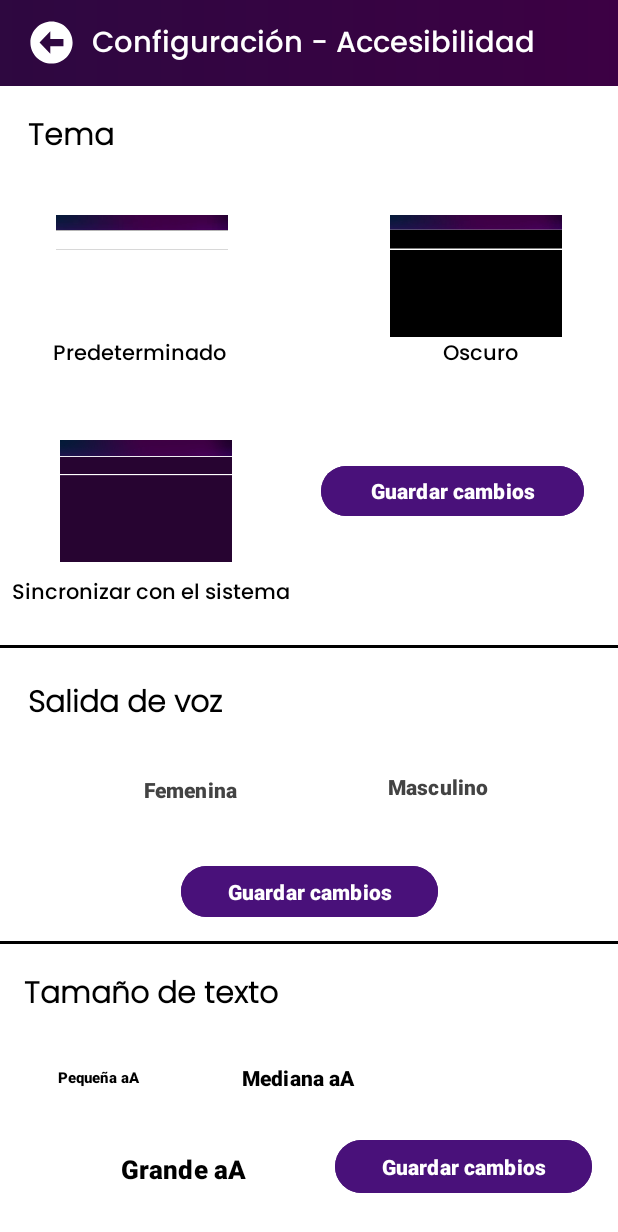
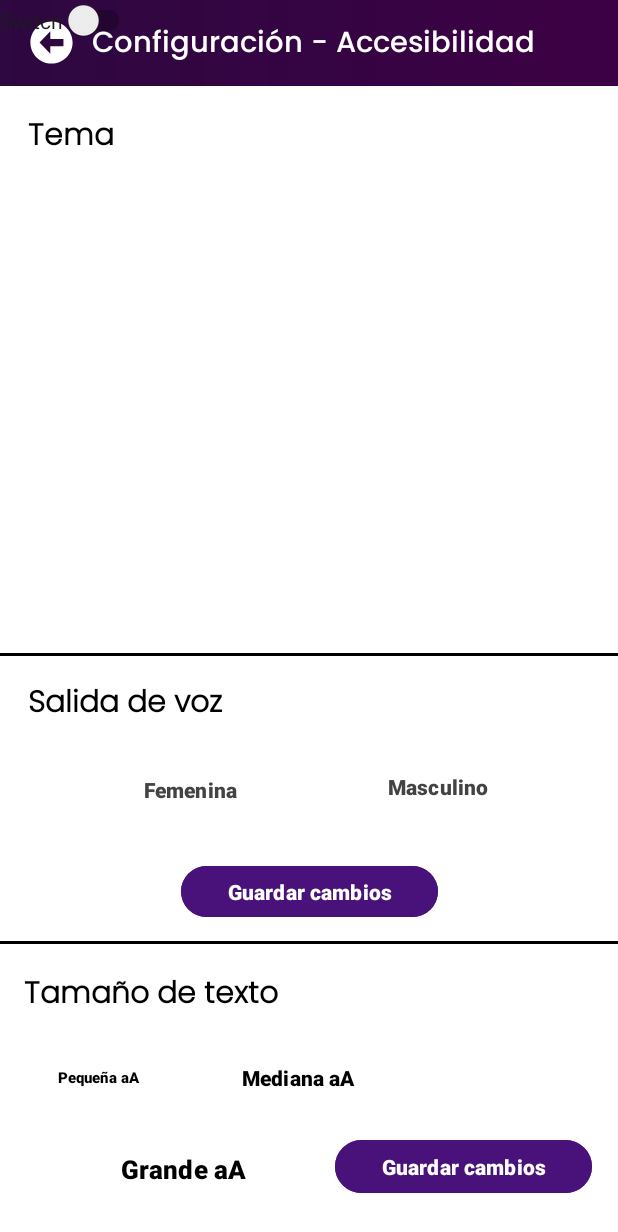
Before and after one commit to Crisaww/Android, an Android app: the configuracion_accesibilidad screen opened directly, with no data from a screen before it, on a phone screen of 412 x 824 dp. Shown: the top 1232 px of the screen. Run offline under Robolectric (Android 15) with nearby library versions, the phone set to English and light mode, and no system bars.

Commit message:
Se actualiza

```diff
--- a/EjerciciosAndroid/mockupTaller/mockupTaller/app/src/main/res/layout/configuracion_accesibilidad.xml
+++ b/EjerciciosAndroid/mockupTaller/mockupTaller/app/src/main/res/layout/configuracion_accesibilidad.xml
@@ -69,114 +69,16 @@
         app:layout_constraintTop_toTopOf="parent"
         app:layout_constraintVertical_bias="0.095" />
 
-    <Button
-        android:id="@+id/btnGuardar_cambios_tema"
-        android:layout_width="175dp"
-        android:layout_height="41dp"
-        android:backgroundTint="@color/morado2"
-        android:text="Guardar cambios"
-        android:textColor="#FFFFFF"
-        android:textStyle="bold"
-        app:layout_constraintBottom_toBottomOf="parent"
-        app:layout_constraintEnd_toEndOf="parent"
-        app:layout_constraintHorizontal_bias="0.904"
-        app:layout_constraintStart_toStartOf="parent"
-        app:layout_constraintTop_toTopOf="parent"
-        app:layout_constraintVertical_bias="0.392" />
-
-    <ImageView
-        android:id="@+id/imageSincronizar"
-        android:layout_width="157dp"
-        android:layout_height="81dp"
-        app:layout_constraintBottom_toTopOf="@+id/textSincronizar"
-        app:layout_constraintEnd_toEndOf="parent"
-        app:layout_constraintHorizontal_bias="0.074"
-        app:layout_constraintStart_toStartOf="parent"
-        app:layout_constraintTop_toTopOf="parent"
-        app:layout_constraintVertical_bias="0.969"
-        app:srcCompat="@drawable/sincronizar_sistema" />
-
-    <TextView
-        android:id="@+id/textSincronizar"
-        android:layout_width="wrap_content"
-        android:layout_height="wrap_content"
-        android:layout_marginStart="8dp"
-        android:fontFamily="@font/fuente_poppins_medium"
-        android:text="Sincronizar con el sistema"
-        android:textColor="#000000"
-        android:textSize="14sp"
-        app:layout_constraintBottom_toBottomOf="parent"
-        app:layout_constraintEnd_toEndOf="parent"
-        app:layout_constraintHorizontal_bias="0.0"
-        app:layout_constraintStart_toStartOf="parent"
-        app:layout_constraintTop_toTopOf="parent"
-        app:layout_constraintVertical_bias="0.48" />
-
-    <ImageView
-        android:id="@+id/imagePredeterminado"
-        android:layout_width="157dp"
-        android:layout_height="81dp"
-        app:layout_constraintBottom_toTopOf="@+id/textPredeterminado"
-        app:layout_constraintEnd_toEndOf="parent"
-        app:layout_constraintHorizontal_bias="0.062"
-        app:layout_constraintStart_toStartOf="parent"
-        app:layout_constraintTop_toTopOf="parent"
-        app:layout_constraintVertical_bias="1.0"
-        app:srcCompat="@drawable/predeterminado" />
-
-    <ImageView
-        android:id="@+id/imageOscuro"
-        android:layout_width="157dp"
-        android:layout_height="81dp"
-        app:layout_constraintBottom_toTopOf="@+id/textOscuro"
-        app:layout_constraintEnd_toEndOf="parent"
-        app:layout_constraintHorizontal_bias="0.937"
-        app:layout_constraintStart_toStartOf="parent"
-        app:layout_constraintTop_toTopOf="parent"
-        app:layout_constraintVertical_bias="1.0"
-        app:srcCompat="@drawable/oscuro" />
-
-    <TextView
-        android:id="@+id/textOscuro"
-        android:layout_width="wrap_content"
-        android:layout_height="wrap_content"
-        android:layout_marginStart="8dp"
-        android:fontFamily="@font/fuente_poppins_medium"
-        android:text="Oscuro"
-        android:textColor="#000000"
-        android:textSize="14sp"
-        app:layout_constraintBottom_toBottomOf="parent"
-        app:layout_constraintEnd_toEndOf="parent"
-        app:layout_constraintHorizontal_bias="0.812"
-        app:layout_constraintStart_toStartOf="parent"
-        app:layout_constraintTop_toTopOf="parent"
-        app:layout_constraintVertical_bias="0.281" />
-
-    <TextView
-        android:id="@+id/textPredeterminado"
-        android:layout_width="wrap_content"
-        android:layout_height="wrap_content"
-        android:layout_marginStart="8dp"
-        android:fontFamily="@font/fuente_poppins_medium"
-        android:text="Predeterminado"
-        android:textColor="#000000"
-        android:textSize="14sp"
-        app:layout_constraintBottom_toBottomOf="parent"
-        app:layout_constraintEnd_toEndOf="parent"
-        app:layout_constraintHorizontal_bias="0.094"
-        app:layout_constraintStart_toStartOf="parent"
-        app:layout_constraintTop_toTopOf="parent"
-        app:layout_constraintVertical_bias="0.281" />
-
     <View
         android:id="@+id/linea_salida_de_voz"
         android:layout_width="match_parent"
         android:layout_height="2dp"
+        android:layout_marginBottom="16dp"
         android:background="#000000"
-        app:layout_constraintTop_toBottomOf="@+id/textSincronizar"
         app:layout_constraintBottom_toTopOf="@+id/textSalida_de_voz"
-        app:layout_constraintStart_toStartOf="parent"
-        app:layout_constraintEnd_toEndOf="parent" />
+        app:layout_constraintEnd_toEndOf="parent"
+        app:layout_constraintHorizontal_bias="1.0"
+        app:layout_constraintStart_toStartOf="parent" />
 
     <TextView
         android:id="@+id/textSalida_de_voz"
@@ -330,4 +232,12 @@
         app:layout_constraintTop_toTopOf="parent"
         app:layout_constraintVertical_bias="0.968" />
 
+    <Switch
+        android:id="@+id/switch1"
+        android:layout_width="wrap_content"
+        android:layout_height="wrap_content"
+        android:text="Switch"
+        tools:layout_editor_absoluteX="32dp"
+        tools:layout_editor_absoluteY="122dp" />
+
 </androidx.constraintlayout.widget.ConstraintLayout>
```
